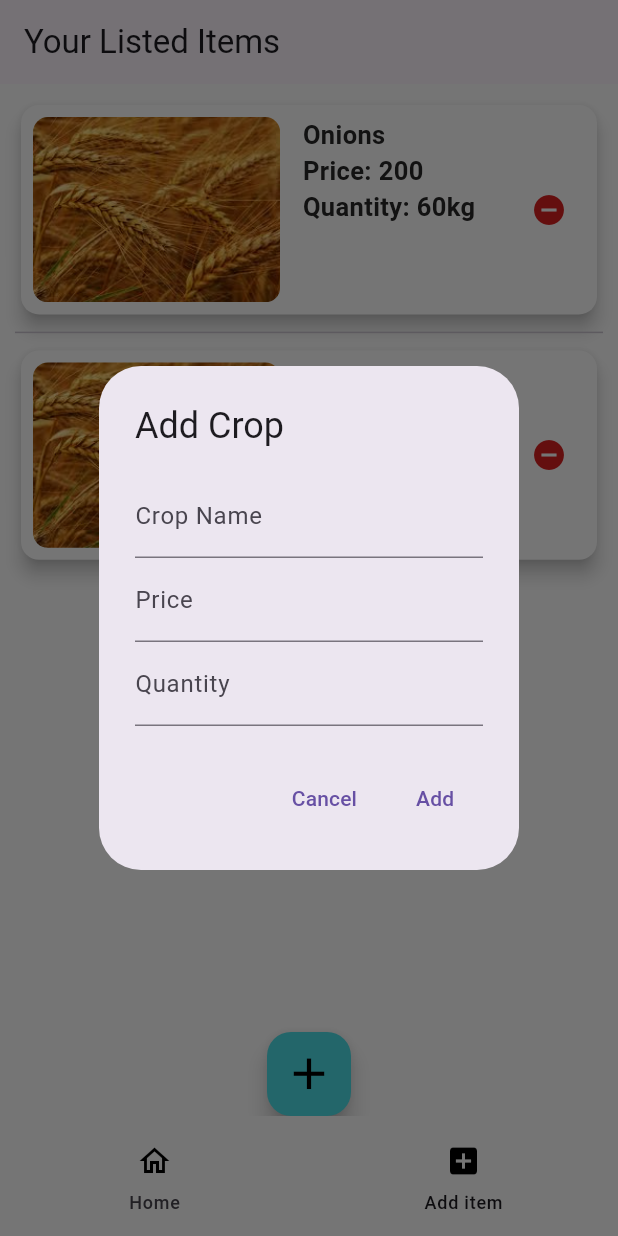
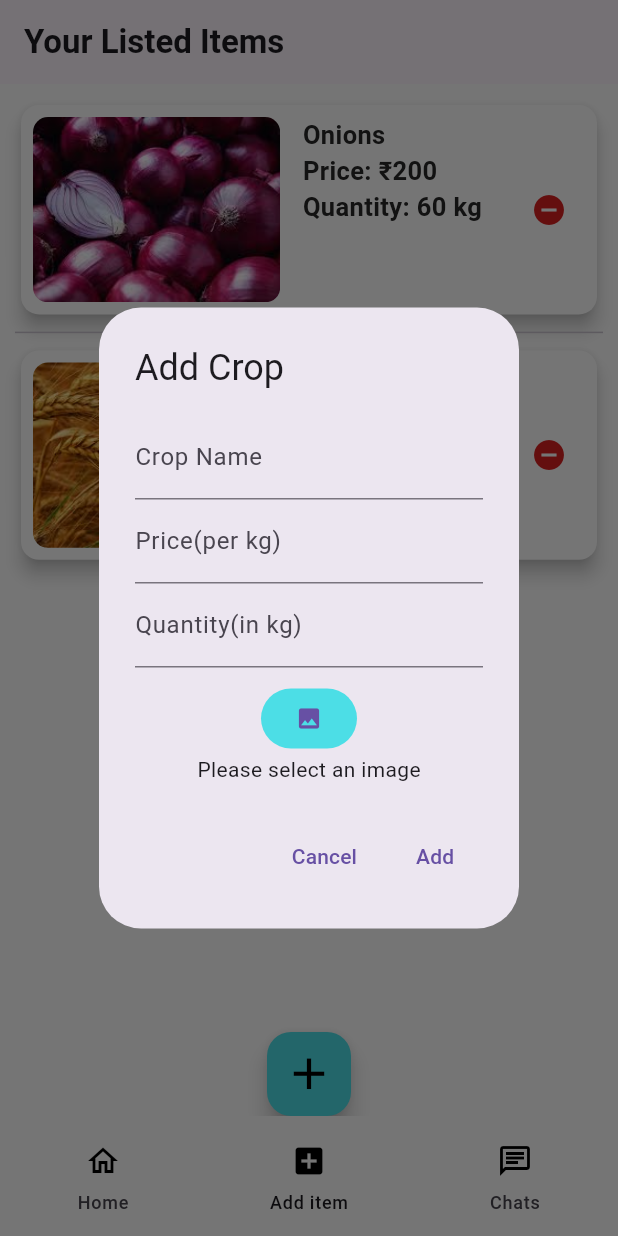
Before and after one commit to tanishkag237/SIH_Fasal, a Flutter app: the screen it shows after launch, item 2 of the bottom bar chosen, after a tap on the "remove circle" icon, after a tap on the "add" icon, on a phone screen of 412 x 824 dp. Run offline on Flutter 3.47's test engine with Material 3 defaults, Android fonts, the phone set to English and light mode, and no system bars; our stand-ins replace image_picker.

Commit message:
added features

```diff
--- a/lib/seller/00home/pages/home.dart
+++ b/lib/seller/00home/pages/home.dart
@@ -1,4 +1,5 @@
 import 'package:flutter/material.dart';
+import 'package:sihfasal/seller/03chatseller/pages/allchats.dart';
 
 import '../../02additems/pages/itemslisted.dart';
 import '../../01retailinfo_home/pages/seller_main.dart';
@@ -25,17 +26,17 @@ class _HomeScreenState extends State<HomeScreen> {
       selectedIcon: Icons.add_box,
       label: "Add item",
     ),
-    // BottomNavigationIcon(
-    //   icon: Icons.chat_outlined,
-    //   selectedIcon: Icons.chat,
-    //   label: "Chats",
-    // ),
+    BottomNavigationIcon(
+      icon: Icons.chat_outlined,
+      selectedIcon: Icons.chat,
+      label: "Chats",
+    ),
   ];
 
   final List<Widget> _screens = [
     SellerMain(),
     ItemsListed(), // Keep state intact
-    //ChatScreen(username: '',)
+    Allchats()
   ];
 
   @override
--- a/lib/seller/01retailinfo_home/pages/seller_main.dart
+++ b/lib/seller/01retailinfo_home/pages/seller_main.dart
@@ -11,6 +11,39 @@ class SellerMain extends StatefulWidget {
 }
 
 class _SellerMainState extends State<SellerMain> {
+  List<Map<String, String>> buyers = [
+    {'name': 'Suraj', 'imgpath': 'assets/man1.jpeg', 'desc': 'Retails in vegetables'},
+    {'name': 'Ram', 'imgpath': 'assets/man2.jpeg', 'desc': 'Retails in fruits'},
+    {'name': 'Rakesh', 'imgpath': 'assets/man3.jpeg', 'desc': 'Retails in millets'},
+    {'name': 'Chandan', 'imgpath': 'assets/man4.jpeg', 'desc': 'Retails in cereals'},
+  ];
+
+
+
+  List<Map<String, String>> searchResults = [];
+
+  @override
+  void initState() {
+    super.initState();
+    searchResults = buyers;
+  }
+
+  void filterSearchResults(String query) {
+    List<Map<String, String>> results = [];
+    if (query.isEmpty) {
+      results = buyers;
+    } else {
+      results = buyers
+          .where((buyer) =>
+              buyer['name']!.toLowerCase().contains(query.toLowerCase()) ||
+              buyer['desc']!.toLowerCase().contains(query.toLowerCase()))
+          .toList();
+    }
+    setState(() {
+      searchResults = results;
+    });
+  }
+
   @override
   Widget build(BuildContext context) {
     double screenHeight = MediaQuery.of(context).size.height;
@@ -21,12 +54,8 @@ class _SellerMainState extends State<SellerMain> {
     return SafeArea(
       child: Scaffold(
         backgroundColor: Colors.white,
-        drawer: Navigation(),
+        drawer: const Navigation(),
         appBar: AppBar(
-            // leading: IconButton(icon :Icon(Icons.person, size: 40,),
-            // onPressed: (){
-            //   Navigation();
-            // },),
           elevation: 5,
           title: const Text('Seller Dashboard'),
           centerTitle: true,
@@ -64,7 +93,7 @@ class _SellerMainState extends State<SellerMain> {
                         crossAxisAlignment: CrossAxisAlignment.start,
                         children: [
                           Text(
-                              "Hello [NAME],",
+                            "Hello Shyamlal,",
                             style: TextStyle(
                               color: Colors.white,
                               fontSize: screenText,
@@ -91,52 +120,53 @@ class _SellerMainState extends State<SellerMain> {
                                     const WidgetStatePropertyAll<EdgeInsets>(
                                         EdgeInsets.symmetric(horizontal: 16.0)),
                                 onTap: () {},
-                                onChanged: (_) {},
+                                onChanged: (query) {
+                                  filterSearchResults(query);
+                                },
                                 leading: const Icon(Icons.search),
                                 trailing: <Widget>[],
                               );
-
                             },
                             viewBackgroundColor: Colors.white,
                             suggestionsBuilder: (BuildContext context,
                                 SearchController controller) {
-                              return List<ListTile>.generate(5, (int index) {
-                                final String item = 'item $index';
+                              return List<ListTile>.generate(
+                                  searchResults.length, (int index) {
+                                final buyer = searchResults[index];
                                 return ListTile(
-                                  title: Text(item),
+                                  title: Text(buyer['name']!),
+                                  subtitle: Text(buyer['desc']!),
                                   onTap: () {
+
                                     setState(() {
-                                      controller.closeView(item);
-                                    });
+                                      controller.closeView(buyer['name']);
+                                    }
+                                    );
                                   },
                                 );
                               });
-                            })
+                            },
+                          ),
                         ],
                       ),
                     ),
                   ),
                   const SizedBox(height: 20,),
-                    Buyercard(rname: 'Suraj', imgpath: 'assets/man1.jpeg', rdesc: 'Retails in veggies', rating: '4',),
-                     const SizedBox(height: 10,),
-                    Buyercard(rname: 'Rakesh', imgpath: 'assets/man2.jpeg', rdesc: 'Retails in fruits', rating: '3.4',),
-                     const SizedBox(height: 10,),
-                    Buyercard(rname: 'Buyer 3', imgpath: 'assets/man3.jpeg', rdesc: 'Retails in millets', rating: '4.5',),
-                     const SizedBox(height: 10,),
-                    Buyercard(rname: 'Buyer 4', imgpath: 'assets/man4.jpeg', rdesc: 'Retails in veggies', rating: '3',),
-                     const SizedBox(height: 10,),
-                    Buyercard(rname: 'Rakesh', imgpath: 'assets/man2.jpeg', rdesc: 'Retails in fruits', rating: '3.6',),
-                     const SizedBox(height: 10,),
-
+                  ...searchResults.map((buyer) => Padding(
+                    padding: const EdgeInsets.only(bottom: 10.0),
+                    child: Buyercard(
+                      rname: buyer['name']!,
+                      imgpath: buyer['imgpath']!,
+                      rdesc: buyer['desc']!,
+                      rating: '4',
+                    ),
+                  )),
                 ],
               ),
             ),
           ),
-          )),
+        ),
+      ),
     );
-
-
-
   }
-
 }
--- a/lib/seller/01retailinfo_home/widgets/buyercard.dart
+++ b/lib/seller/01retailinfo_home/widgets/buyercard.dart
@@ -1,7 +1,7 @@
 import 'package:flutter/material.dart';
 
 
-import '../../03chatseller/pages/chatseller.dart';
+import '../../03chatseller/pages/chatwithbuyer.dart';
 
 
 
@@ -92,8 +92,9 @@ class _BuyercardState extends State<Buyercard> {
                 child: ElevatedButton(onPressed: () {
                    Navigator.push(
               context,
-              MaterialPageRoute(builder: (context) => ChatScreen(username: widget.rname,)),
+              MaterialPageRoute(builder: (context) => ChatwithBuyerScreen(username: widget.rname,)),
             );
+
                  },
                 child: Text('CHAT',style:TextStyle(color: Color.fromARGB(255, 34, 99, 52), fontSize: 20, fontWeight: FontWeight.bold))),
                 )
--- a/lib/seller/02additems/pages/itemslisted.dart
+++ b/lib/seller/02additems/pages/itemslisted.dart
@@ -1,4 +1,6 @@
+import 'dart:io';
 import 'package:flutter/material.dart';
+import 'package:image_picker/image_picker.dart';
 
 class ItemsListed extends StatefulWidget {
   ItemsListed({super.key});
@@ -9,14 +11,20 @@ class ItemsListed extends StatefulWidget {
 
 class _ItemsListedState extends State<ItemsListed> {
   List<String> cropNames = ["Tomato", "Onions", "Wheat"];
-  List<String> cropQuantities = ["50kg", "60kg", "40kg"];
+  List<String> cropQuantities = ["50", "60", "40"];
   List<String> cropPrices = ["100", "200", "300"];
+  List<String> cropimg = [
+    "assets/tomato.jpeg",
+    "assets/onion.jpeg",
+    "assets/wheat2.jpeg"
+  ];
 
   @override
   Widget build(BuildContext context) {
     double screenHeight = MediaQuery.of(context).size.height;
     double screenWidth = MediaQuery.of(context).size.width;
     Color bluebg = const Color.fromARGB(255, 76, 222, 230);
+
 
     TextStyle cropDeets = const TextStyle(
       color: Color.fromARGB(255, 40, 39, 39),
@@ -27,7 +35,10 @@ class _ItemsListedState extends State<ItemsListed> {
     return Scaffold(
       backgroundColor: Colors.white,
       appBar: AppBar(
-        title: const Text('Your Listed Items'),
+        title: const Text(
+          'Your Listed Items',
+          style: TextStyle(fontWeight: FontWeight.bold),
+        ),
       ),
       body: Column(
         children: [
@@ -49,7 +60,7 @@ class _ItemsListedState extends State<ItemsListed> {
                           ClipRRect(
                             borderRadius: BorderRadius.circular(10),
                             child: Image.asset(
-                              "assets/wheat2.jpeg",
+                              cropimg[index],
                               fit: BoxFit.cover,
                               height: screenHeight * 0.15,
                               width: screenWidth * 0.4,
@@ -65,11 +76,11 @@ class _ItemsListedState extends State<ItemsListed> {
                                   style: cropDeets,
                                 ),
                                 Text(
-                                  "Price: ${cropPrices[index]}",
+                                  "Price: ₹${cropPrices[index]}",
                                   style: cropDeets,
                                 ),
                                 Text(
-                                  "Quantity: ${cropQuantities[index]}",
+                                  "Quantity: ${cropQuantities[index]} kg",
                                   style: cropDeets,
                                 ),
                               ],
@@ -78,11 +89,11 @@ class _ItemsListedState extends State<ItemsListed> {
                           IconButton(
                             icon: Icon(Icons.remove_circle, color: Color.fromARGB(255, 217, 32, 32)),
                             onPressed: () {
-                              // Remove crop and update the state
                               setState(() {
                                 cropNames.removeAt(index);
                                 cropPrices.removeAt(index);
                                 cropQuantities.removeAt(index);
+                                cropimg.removeAt(index); // Remove image path too
                               });
                             },
                           ),
@@ -92,8 +103,7 @@ class _ItemsListedState extends State<ItemsListed> {
                   ),
                 );
               },
-              separatorBuilder: (BuildContext context, int index) =>
-                  const Divider(),
+              separatorBuilder: (BuildContext context, int index) => const Divider(),
             ),
           ),
           FloatingActionButton(
@@ -112,13 +122,23 @@ class _ItemsListedState extends State<ItemsListed> {
     final _nameController = TextEditingController();
     final _priceController = TextEditingController();
     final _quantityController = TextEditingController();
+    File? _selectedimg;
 
+    Future<void> _pickimgfromgallery() async {
+      final pickedFile = await ImagePicker().pickImage(source: ImageSource.gallery);
+      if (pickedFile != null) {
+        setState(() {
+          _selectedimg = File(pickedFile.path);
+        });
+      }
+    }
     showDialog(
       context: context,
       builder: (BuildContext context) {
         return AlertDialog(
           title: const Text("Add Crop"),
-          content: Column(
+          content: SingleChildScrollView(
+            child: Column(
               mainAxisSize: MainAxisSize.min,
               children: [
                 TextField(
@@ -127,15 +147,34 @@ class _ItemsListedState extends State<ItemsListed> {
                 ),
                 TextField(
                   controller: _priceController,
-                decoration: const InputDecoration(labelText: "Price"),
+                  decoration: const InputDecoration(labelText: "Price(per kg)"),
                   keyboardType: TextInputType.number,
                 ),
                 TextField(
                   controller: _quantityController,
-                decoration: const InputDecoration(labelText: "Quantity"),
+                  decoration: const InputDecoration(labelText: "Quantity(in kg)"),
                   keyboardType: TextInputType.number,
                 ),
+                const SizedBox(height: 10),
+                TextButton(
+                  style: ButtonStyle(
+                    backgroundColor: WidgetStateProperty.all(Color.fromARGB(255, 76, 222, 230)),
+                  ),
+                  onPressed: _pickimgfromgallery,
+                  child: const Icon(Icons.photo)
+                ),
+                _selectedimg != null
+                    ? Expanded(
+                      child: Image.file(
+                          _selectedimg!,
+                          width: 10,
+                          height: 10,
+                          fit: BoxFit.cover,
+                        ),
+                    )
+                    : const Text("Please select an image"),
               ],
+            ),
           ),
           actions: [
             TextButton(
@@ -156,10 +195,10 @@ class _ItemsListedState extends State<ItemsListed> {
                     cropNames.add(name);
                     cropPrices.add(price);
                     cropQuantities.add(quantity);
+                    cropimg.add(_selectedimg?.path ?? 'assets/vegfruits.jpeg');
                   });
                   Navigator.of(context).pop();
                 } else {
-                  // Show an error message if fields are empty
                   ScaffoldMessenger.of(context).showSnackBar(
                     const SnackBar(content: Text('Please fill all fields')),
                   );
--- /dev/null
+++ b/lib/seller/03chatseller/pages/allchats.dart
@@ -0,0 +1,37 @@
+import 'package:flutter/material.dart';
+import 'package:sihfasal/seller/03chatseller/widgets/chatcard.dart';
+
+class Allchats extends StatefulWidget {
+  final String? name1;
+  final String? imgpath1;
+  const Allchats({super.key, this.name1, this.imgpath1});
+
+  @override
+  State<Allchats> createState() => _AllchatsState();
+}
+
+class _AllchatsState extends State<Allchats> {
+  @override
+  Widget build(BuildContext context) {
+    return Scaffold(
+      backgroundColor: Colors.white,
+      appBar: AppBar(
+        title: const Padding(
+          padding: EdgeInsets.all(8.0),
+          child: Text("All Chats"),
+        ),
+      ),
+      body: Center(
+        child: Column(
+          children: [
+            const Divider(),
+            Chatcard(fimgpath: 'assets/man1.jpeg', fname: "Suraj"),
+            Chatcard(fimgpath: 'assets/man2.jpeg', fname: "Ram"),
+            Chatcard(fimgpath: 'assets/man3.jpeg', fname: "Rakesh"),
+            Chatcard(fimgpath: 'assets/man4.jpeg', fname: "Chandan")
+          ],
+        ),
+      ),
+    );
+  }
+}
--- /dev/null
+++ b/lib/seller/03chatseller/widgets/chatcard.dart
@@ -0,0 +1,37 @@
+import 'package:flutter/material.dart';
+import 'package:sihfasal/seller/03chatseller/pages/chatwithbuyer.dart';
+
+class Chatcard extends StatefulWidget {
+  final String fname;
+  final String fimgpath;
+  const Chatcard({super.key,
+  required this.fimgpath,
+  required this.fname});
+
+
+  @override
+  State<Chatcard> createState() => _ChatcardState();
+}
+
+class _ChatcardState extends State<Chatcard> {
+  @override
+  Widget build(BuildContext context) {
+    return Card(
+      color: Colors.white,
+            child: ListTile(
+              title: Row(
+                children: [
+                  ClipRRect(
+                    borderRadius: BorderRadius.circular(100),
+                    child: Image.asset(widget.fimgpath, height: 50, width: 50,)),
+                    const SizedBox( width: 20,),
+                  Text(widget.fname, style: TextStyle(fontWeight: FontWeight.bold, fontSize: 20),),
+                ],
+              ),
+              trailing: IconButton(onPressed: (){
+                Navigator.push(context, MaterialPageRoute(builder: (context)=>ChatwithBuyerScreen(username: widget.fname)));
+              }, icon: Icon(Icons.chevron_right_rounded)),
+            ),
+           );
+  }
+}
```
Also changed, not shown: lib/seller/02additems/pages/additems.dart (deleted, +0 -201 lines), lib/seller/02additems/widgets/cropcard.dart (deleted, +0 -63 lines), lib/seller/03chatseller/pages/chatwithbuyer.dart (renamed from lib/seller/03chatseller/pages/chatseller.dart, +4 -4 lines), lib/seller/02additems/widgets/list.dart (deleted). Lines whose indentation alone changed are shown as unchanged.
